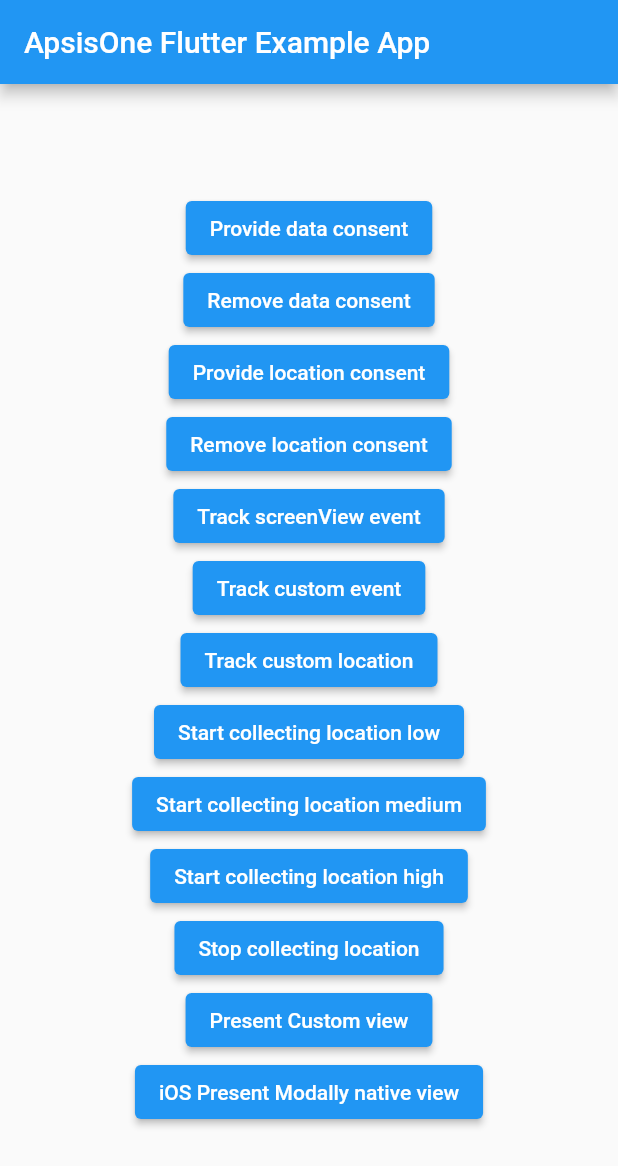
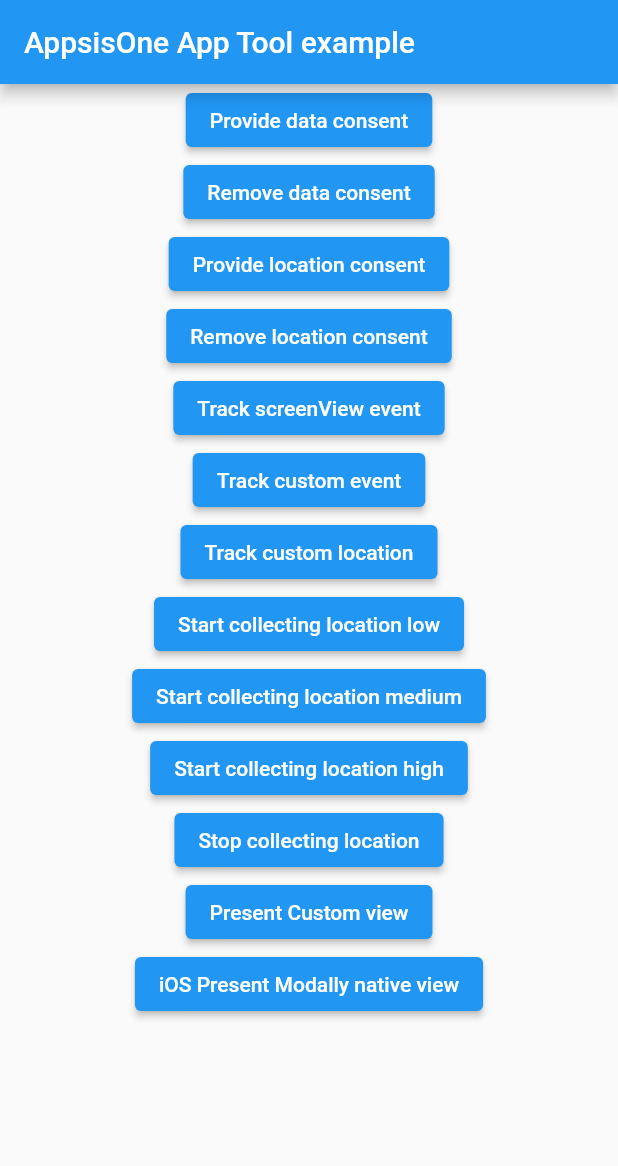
Before and after one commit to ApsisInternational/rostov-app-tool-flutter, a Flutter app: the screen it shows after launch, after a tap on "Track custom event", on a phone screen of 412 x 824 dp. Shown: the top 1166 px of the screen. Run offline on Flutter 3.47's test engine with Material 2 defaults, Android fonts, the phone set to English and light mode, and no system bars.

Commit message:
feature: [sc-215071] Bind SDK to Flutter (#2)
* Implement route observer
* Update readme, pubspec, changelog, etc
* Update example app
* Code cleanup

```diff
--- /dev/null
+++ b/example/lib/first.dart
@@ -0,0 +1,125 @@
+import 'package:flutter/material.dart';
+import 'dart:async';
+
+import 'package:flutter/services.dart';
+import 'package:apsis_one/apsis_one.dart';
+import 'extras.dart';
+
+class FirstPage extends StatefulWidget {
+  const FirstPage({Key? key}) : super(key: key);
+  @override
+  State<FirstPage> createState() => FirstPageState();
+}
+
+class FirstPageState extends State<FirstPage> {
+  static const MethodChannel _methodChannel =
+      MethodChannel('com.apsis.one/sampleapp');
+
+  @override
+  Widget build(BuildContext context) {
+    return SingleChildScrollView(
+      child: Center(child: mainMenu()),
+    );
+  }
+
+  Widget mainMenu() {
+    return Column(
+      mainAxisAlignment: MainAxisAlignment.center,
+      children: <Widget>[
+        CustomButton(
+            onPressed: _provideCollectDataConsent,
+            title: 'Provide data consent'),
+        CustomButton(
+            onPressed: _removeCollectDataConsent, title: 'Remove data consent'),
+        CustomButton(
+            onPressed: _provideCollectLocationConsent,
+            title: 'Provide location consent'),
+        CustomButton(
+            onPressed: _removeCollectLocationConsent,
+            title: 'Remove location consent'),
+        CustomButton(
+            onPressed: _trackScreenViewEvent, title: 'Track screenView event'),
+        CustomButton(onPressed: _trackCustomEvent, title: 'Track custom event'),
+        CustomButton(
+            onPressed: _trackCustomLocation, title: 'Track custom location'),
+        CustomButton(
+            onPressed: _startCollectLocationLow,
+            title: 'Start collecting location low'),
+        CustomButton(
+            onPressed: _startCollectLocationMedium,
+            title: 'Start collecting location medium'),
+        CustomButton(
+            onPressed: _startCollectLocationHigh,
+            title: 'Start collecting location high'),
+        CustomButton(
+            onPressed: _stopCollectLocation, title: 'Stop collecting location'),
+        CustomButton(
+            onPressed: _presentCustomView, title: 'Present Custom view'),
+        CustomButton(
+            onPressed: _presentView, title: 'iOS Present Modally native view'),
+      ],
+    );
+  }
+
+  void _provideCollectDataConsent() {
+    ApsisOne.provideConsent(ONEConsentType.collectData);
+  }
+
+  void _removeCollectDataConsent() {
+    ApsisOne.removeConsent(ONEConsentType.collectData);
+  }
+
+  void _provideCollectLocationConsent() {
+    ApsisOne.provideConsent(ONEConsentType.collectLocation);
+  }
+
+  void _removeCollectLocationConsent() {
+    ApsisOne.removeConsent(ONEConsentType.collectLocation);
+  }
+
+  void _trackScreenViewEvent() {
+    ApsisOne.trackScreenViewEvent('Custom view title');
+  }
+
+  void _trackCustomEvent() {
+    var testCustomEventData = {
+      'source': 'testSource',
+      'number': 321,
+      'numberWithDecimal': 3.14159,
+      'text': 'testText',
+      'trueFalse': true
+    };
+    ApsisOne.trackCustomEvent(
+        'com.apsis1.events.transaction.custom-testcustomevent-651e5udu28',
+        testCustomEventData);
+  }
+
+  void _trackCustomLocation() {
+    ApsisOne.trackLocation(59.325005, 18.070897, 'Test placemark name',
+        'Test placemark address', 3);
+  }
+
+  void _startCollectLocationLow() {
+    ApsisOne.startCollectingLocation(ONELocationFrequency.low);
+  }
+
+  void _startCollectLocationMedium() {
+    ApsisOne.startCollectingLocation(ONELocationFrequency.medium);
+  }
+
+  void _startCollectLocationHigh() {
+    ApsisOne.startCollectingLocation(ONELocationFrequency.high);
+  }
+
+  void _stopCollectLocation() {
+    ApsisOne.stopCollectingLocation();
+  }
+
+  void _presentCustomView() {
+    Navigator.pushNamed(context, '/SecondFlutterView');
+  }
+
+  Future<void> _presentView() async {
+    await _methodChannel.invokeMethod('switchView');
+  }
+}
--- a/example/lib/main.dart
+++ b/example/lib/main.dart
@@ -1,13 +1,13 @@
-import 'dart:ui';
 import 'package:flutter/material.dart';
 import 'dart:async';
 
-import 'package:flutter/services.dart';
 import 'package:apsis_one/apsis_one.dart';
-import 'second.dart';
+import 'first.dart';
+import 'extras.dart';
+import 'details.dart';
 
 void main() {
-  runApp(MaterialApp(home:MyApp()));
+  runApp(const MyApp());
 }
 
 class MyApp extends StatefulWidget {
@@ -17,59 +17,15 @@ class MyApp extends StatefulWidget {
   State<MyApp> createState() => _MyAppState();
 }
 
-class CustomButton extends StatelessWidget {
-  const CustomButton({required this.onPressed, required this.title, Key? key})
-    : super(key: key);
-
-  final VoidCallback onPressed;
-  final String title;
-
-  @override
-  Widget build(BuildContext context) {
-    return ElevatedButton(
-      onPressed: onPressed,
-      child: Text(title),
-    );
-  }
-}
-
-class BlurryDialog extends StatelessWidget {
-  String title;
-  String content;
-
-  BlurryDialog(this.title, this.content);
-  TextStyle textStyle = TextStyle (color: Colors.black);
-
-  @override
-  Widget build(BuildContext context) {
-    return BackdropFilter(
-      filter: ImageFilter.blur(sigmaX: 6, sigmaY: 6),
-      child:  AlertDialog(
-      title: new Text(title,style: textStyle,),
-      content: new Text(content, style: textStyle,),
-      actions: <Widget>[
-        new FlatButton(
-          child: Text("OK"),
-          onPressed: () {
-            Navigator.of(context).pop();
-          },
-        ),
-      ],
-      ));
-  }
-}
-
 class _MyAppState extends State<MyApp> {
-  static const MethodChannel _methodChannel = MethodChannel('com.apsis.one/sampleapp');
-
   _showDialog(BuildContext context) {
-    BlurryDialog alert = BlurryDialog("Consents","Collection Data Consent was lost");
+    BlurryDialog alert =
+        const BlurryDialog('Consents', 'Collection Data Consent was lost');
     showDialog(
-      context: context,
-      builder: (BuildContext context) {
-        return alert;
-      }
-    );
+        context: context,
+        builder: (BuildContext context) {
+          return alert;
+        });
   }
 
   Future<dynamic> handler(ONEConsentType consentType) async {
@@ -88,116 +44,31 @@ class _MyAppState extends State<MyApp> {
   @override
   Widget build(BuildContext context) {
     return MaterialApp(
-      home: Scaffold(
-        appBar: AppBar(
-          title: const Text('ApsisOne Flutter Example App'),
-        ),
-        body: Center(
-          child: Center(child: mainMenu()),
-        ),
-      ),
+      navigatorObservers: [ApsisOne.oneRouteObserver],
+      routes: {
+        '/': (context) => const MyHomePage(),
+        '/SecondFlutterView': (context) => const DetailView(),
+      },
     );
   }
+}
 
-  Widget mainMenu() {
-    return Column (
-            mainAxisAlignment: MainAxisAlignment.center,
-            children: <Widget>[
-              CustomButton (onPressed: _provideCollectDataConsent, title: 'Provide data consent'),
-              CustomButton (onPressed: _removeCollectDataConsent, title: 'Remove data consent'),
-              CustomButton (onPressed: _provideCollectLocationConsent, title: 'Provide location consent'),
-              CustomButton (onPressed: _removeCollectLocationConsent, title: 'Remove location consent'),
-              CustomButton (onPressed: _trackScreenViewEvent, title: 'Track screenView event'),
-              CustomButton (onPressed: _trackCustomEvent, title: 'Track custom event'),
-              CustomButton (onPressed: _trackCustomLocation, title: 'Track custom location'),
-              CustomButton (onPressed: _startCollectLocationLow, title: 'Start collecting location low'),
-              CustomButton (onPressed: _startCollectLocationMedium, title: 'Start collecting location medium'),
-              CustomButton (onPressed: _startCollectLocationHigh, title: 'Start collecting location high'),
-              CustomButton (onPressed: _stopCollectLocation, title: 'Stop collecting location'),
-              CustomButton (onPressed: _presentCustomView, title: 'Present Custom view'),
-              CustomButton (onPressed: _presentView, title: 'iOS Present Modally native view'),
-            ],
-          );
-  }
+class MyHomePage extends StatefulWidget {
+  const MyHomePage({Key? key}) : super(key: key);
 
-  void _provideCollectDataConsent() {
-    setState(() {
-      ApsisOne.provideConsent(ONEConsentType.collectData);
-    });
-  }
-
-  void _removeCollectDataConsent() {
-    setState(() {
-      ApsisOne.removeConsent(ONEConsentType.collectData);
-    });
-  }
-
-  void _provideCollectLocationConsent() {
-    setState(() {
-      ApsisOne.provideConsent(ONEConsentType.collectLocation);
-    });
-  }
-
-  void _removeCollectLocationConsent() {
-    setState(() {
-      ApsisOne.removeConsent(ONEConsentType.collectLocation);
-    });
-  }
-
-  void _trackScreenViewEvent() {
-    setState(() {
-      ApsisOne.trackScreenViewEvent('Custom view title');
-    });
-  }
-
-  void _trackCustomEvent() {
-    setState(() {
-      var testCustomEventData = {
-        'source' : 'testSource',
-        'number' : 321,
-        'numberWithDecimal' : 3.14159,
-        'text' : 'testText',
-        'trueFalse' : true
-      };
-      ApsisOne.trackCustomEvent('com.apsis1.events.transaction.custom-testcustomevent-651e5udu28', testCustomEventData);
-    });
-  }
-
-  void _trackCustomLocation() {
-    setState(() {
-      ApsisOne.trackLocation(53.425, 38.543, 'Test placemark name', 'Test placemark address', 3);
-    });
-  }
-
-  void _startCollectLocationLow() {
-    setState(() {
-      ApsisOne.startCollectingLocation(ONELocationFrequency.low);
-    });
-  }
-
-  void _startCollectLocationMedium() {
-    setState(() {
-      ApsisOne.startCollectingLocation(ONELocationFrequency.medium);
-    });
-  }
-
-  void _startCollectLocationHigh() {
-    setState(() {
-      ApsisOne.startCollectingLocation(ONELocationFrequency.high);
-    });
-  }
-
-  void _stopCollectLocation() {
-    setState(() {
-      ApsisOne.stopCollectingLocation();
-    });
-  }
-
-  void _presentCustomView() {
-    Navigator.push(context, new MaterialPageRoute(builder: (BuildContext context) => new DetailView()));
-  }
-
-  Future<void> _presentView() async {
-    await _methodChannel.invokeMethod('switchView');
+  @override
+  State<StatefulWidget> createState() {
+    return MyHomePageState();
   }
 }
+
+class MyHomePageState extends State<MyHomePage> {
+  @override
+  Widget build(BuildContext context) {
+    return Scaffold(
+        appBar: AppBar(
+          title: const Text('AppsisOne App Tool example'),
+        ),
+        body: const FirstPage());
+  }
+}
--- a/lib/apsis_one.dart
+++ b/lib/apsis_one.dart
@@ -1,7 +1,7 @@
 
 import 'dart:async';
-import 'package:flutter/services.dart';
 import 'apsis_one_wrapper.dart';
+import 'route_observer.dart';
 
 enum ONELocationFrequency {
   low,
@@ -22,8 +22,11 @@ enum ONELogLevel {
   none
 }
 
+
 class ApsisOne {
   static ApsisOneFlutter apsisOne = ApsisOneFlutter();
+
+  static ONERouteObserver oneRouteObserver = ONERouteObserver();
 
   static Future<void> setMinimumLogLevel(ONELogLevel level) async {
     final int nativeLevel = getNativeLogLevel(level);
--- a/lib/apsis_one_wrapper.dart
+++ b/lib/apsis_one_wrapper.dart
@@ -1,5 +1,4 @@
 import 'dart:async';
-import 'package:flutter/services.dart';
 import 'dart:io' show Platform;
 import 'apsis_one_wrapper_android_imp.dart';
 import 'apsis_one_wrapper_ios_imp.dart';
@@ -28,8 +27,8 @@ abstract class ApsisOneFlutter {
 
     factory ApsisOneFlutter() {
         if (Platform.isAndroid) {
-            return new ApsisOneAndroid_Imp();
+            return ApsisOneAndroid_Imp();
         }
-        return new ApsisOneIOS_Imp();
+        return ApsisOneIOS_Imp();
     }
 }
--- /dev/null
+++ b/lib/route_observer.dart
@@ -0,0 +1,33 @@
+import 'package:flutter/material.dart';
+import 'apsis_one.dart';
+
+class ONERouteObserver extends RouteObserver<PageRoute<dynamic>> {
+  void _trackScreenView(PageRoute<dynamic> route) {
+    var screenName = route.settings.name;
+    ApsisOne.trackScreenViewEvent('$screenName');
+  }
+
+  @override
+  void didPush(Route<dynamic> route, Route<dynamic>? previousRoute) {
+    super.didPush(route, previousRoute);
+    if (route is PageRoute) {
+      _trackScreenView(route);
+    }
+  }
+
+  @override
+  void didReplace({Route<dynamic>? newRoute, Route<dynamic>? oldRoute}) {
+    super.didReplace(newRoute: newRoute, oldRoute: oldRoute);
+    if (newRoute is PageRoute) {
+      _trackScreenView(newRoute);
+    }
+  }
+
+  @override
+  void didPop(Route<dynamic> route, Route<dynamic>? previousRoute) {
+    super.didPop(route, previousRoute);
+    if (previousRoute is PageRoute && route is PageRoute) {
+      _trackScreenView(previousRoute);
+    }
+  }
+}
```
Also changed, not shown: example/lib/details.dart (renamed from example/lib/second.dart, +4 -7 lines), example/lib/extras.dart (added, +50 -0 lines), example/pubspec.yaml (+1 -58 lines), lib/apsis_one_wrapper_ios_imp.dart (+2 -11 lines), pubspec.yaml (+3 -36 lines), 7 other files.
